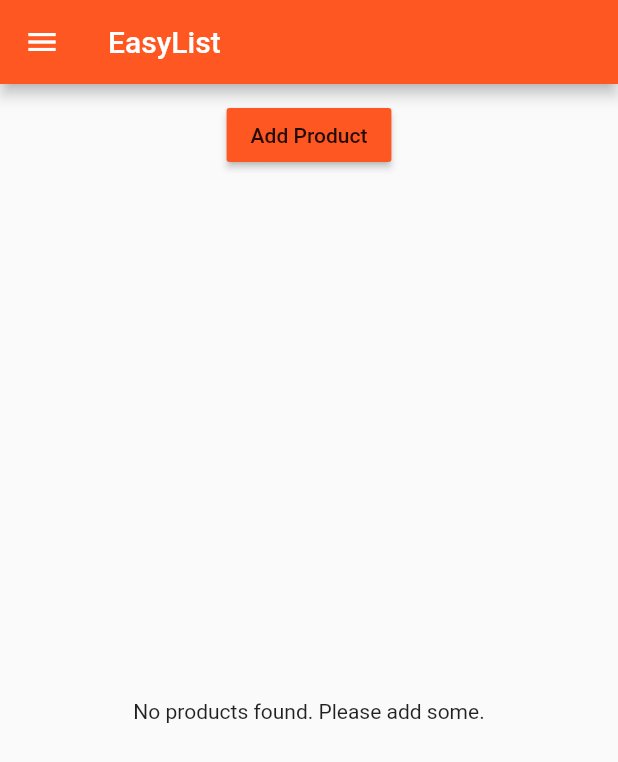
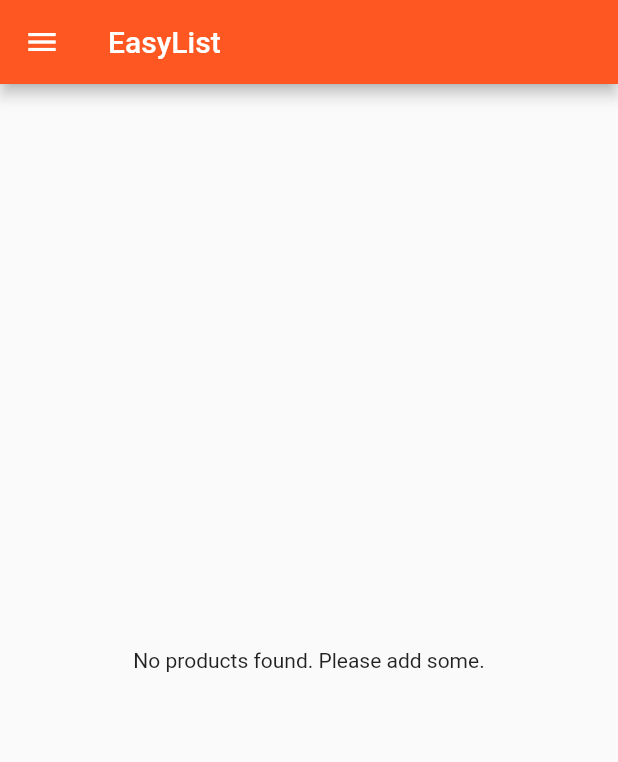
Before and after one commit to tongeren/learn_flutter_and_dart, a Flutter app: the screen it shows after launch, on a phone screen of 412 x 824 dp. Shown: the top 762 px of the screen. Run offline on Flutter 3.47's test engine with Material 2 defaults, Android fonts, the phone set to English and light mode, and no system bars.

Commit message:
Adding the possibility to add a new product via the form.

```diff
--- a/first_app/lib/main.dart
+++ b/first_app/lib/main.dart
@@ -22,9 +22,9 @@ class MyApp extends StatefulWidget {
 }
 
 class _MyAppState extends State<MyApp> {
-  List<Map<String, String>> _products = [];
+  List<Map<String, dynamic>> _products = [];
 
-  void _addProduct(Map<String, String> product) {
+  void _addProduct(Map<String, dynamic> product) {
     setState(() {
       _products.add(product);
     });
@@ -48,8 +48,8 @@ class _MyAppState extends State<MyApp> {
       // home: AuthPage(),
       routes: {
         '/': (BuildContext context) =>
-            ProductsPage(_products, _addProduct, _deleteProduct),
-        '/admin': (BuildContext context) => ProductAdminPage(),
+            ProductsPage(_products),
+        '/admin': (BuildContext context) => ProductAdminPage(_addProduct, _deleteProduct),
       },
       onGenerateRoute: (RouteSettings settings) {
         final List<String> pathElements = settings.name.split('/');
@@ -67,7 +67,7 @@ class _MyAppState extends State<MyApp> {
       onUnknownRoute: (RouteSettings settings) {
         return MaterialPageRoute(
             builder: (BuildContext context) =>
-                ProductsPage(_products, _addProduct, _deleteProduct));
+                ProductsPage(_products));
       },
     );
   }
--- a/first_app/lib/pages/auth.dart
+++ b/first_app/lib/pages/auth.dart
@@ -1,6 +1,4 @@
 import 'package:flutter/material.dart';
-
-// import './products.dart';
 
 class AuthPage extends StatelessWidget {
   @override
--- a/first_app/lib/pages/products.dart
+++ b/first_app/lib/pages/products.dart
@@ -3,11 +3,9 @@ import 'package:flutter/material.dart';
 import '../product_manager.dart';
 
 class ProductsPage extends StatelessWidget {
-  final List<Map<String, String>> products;
-  final Function addProduct;
-  final Function deleteProduct;
+  final List<Map<String, dynamic>> products;
 
-  ProductsPage(this.products, this.addProduct, this.deleteProduct);
+  ProductsPage(this.products);
 
   @override
   Widget build(BuildContext context) {
@@ -30,7 +28,7 @@ class ProductsPage extends StatelessWidget {
       appBar: AppBar(
         title: Text('EasyList'),
       ),
-      body: ProductManager(products, addProduct, deleteProduct),
+      body: ProductManager(products),
     );
   }
 }
--- a/first_app/lib/product_control.dart
+++ /dev/null
@@ -1,18 +0,0 @@
-import 'package:flutter/material.dart';
-
-class ProductControl extends StatelessWidget {
-  final Function addProduct;
-
-  ProductControl(this.addProduct);
-
-  @override
-  Widget build(BuildContext context) {
-    return RaisedButton(
-      color: Theme.of(context).primaryColor,
-      onPressed: () {
-        addProduct({'title': 'Chocolate', 'image': 'assets/food.jpg'});
-      },
-      child: Text('Add Product'),
-    );
-  }
-}
--- a/first_app/lib/product_manager.dart
+++ b/first_app/lib/product_manager.dart
@@ -1,26 +1,19 @@
 import 'package:flutter/material.dart';
 
 import './products.dart';
-import './product_control.dart';
 
 class ProductManager extends StatelessWidget {
-  final List<Map<String, String>> products;
-  final Function addProduct;
-  final Function deleteProduct;
+  final List<Map<String, dynamic>> products;
 
-  ProductManager(this.products, this.addProduct, this.deleteProduct);
+  ProductManager(this.products);
 
   @override
   Widget build(BuildContext context) {
     print('[ProductManager Widget] build()');
     return Column(
       children: [
-        Container(
-          margin: EdgeInsets.all(10.0),
-          child: ProductControl(addProduct),
-        ),
         Expanded(
-          child: Products(products, deleteProduct: deleteProduct),
+          child: Products(products),
         ),
       ],
     );
--- a/first_app/lib/products.dart
+++ b/first_app/lib/products.dart
@@ -1,12 +1,9 @@
 import 'package:flutter/material.dart';
 
-// import './pages/product.dart';
+class Products extends StatelessWidget {
+  final List<Map<String, dynamic>> products;
 
-class Products extends StatelessWidget {
-  final List<Map<String, String>> products;
-  final Function deleteProduct;
-
-  Products(this.products, {this.deleteProduct}) {
+  Products(this.products) {
     print('[Products Widget] Constructor');
   }
 
@@ -21,14 +18,8 @@ class Products extends StatelessWidget {
             children: <Widget>[
               FlatButton(
                 child: Text('Details'),
-                onPressed: () => Navigator
-                        .pushNamed<bool>(
-                            context, '/product/' + index.toString())
-                        .then((bool value) {
-                      if (value) {
-                        deleteProduct(index);
-                      }
-                    }),
+                onPressed: () => Navigator.pushNamed<bool>(
+                    context, '/product/' + index.toString()),
               )
             ],
           )
```
Also changed, not shown: first_app/lib/pages/product_admin.dart (+6 -1 lines), first_app/lib/pages/product_create.dart (+14 -1 lines).
